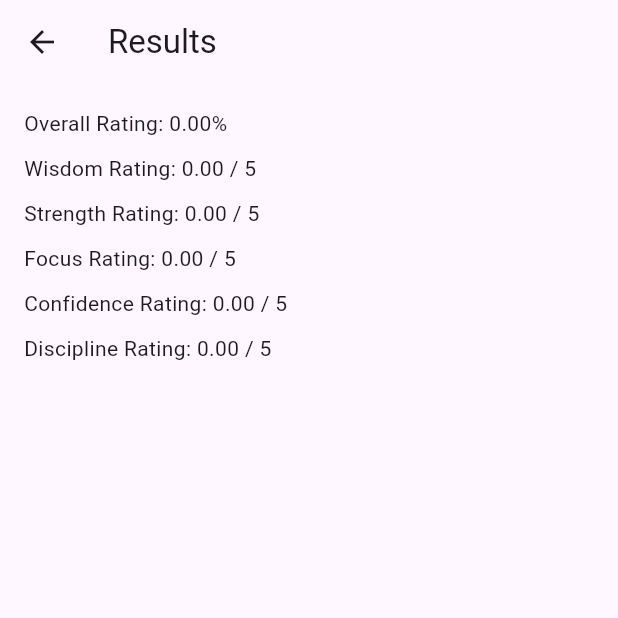
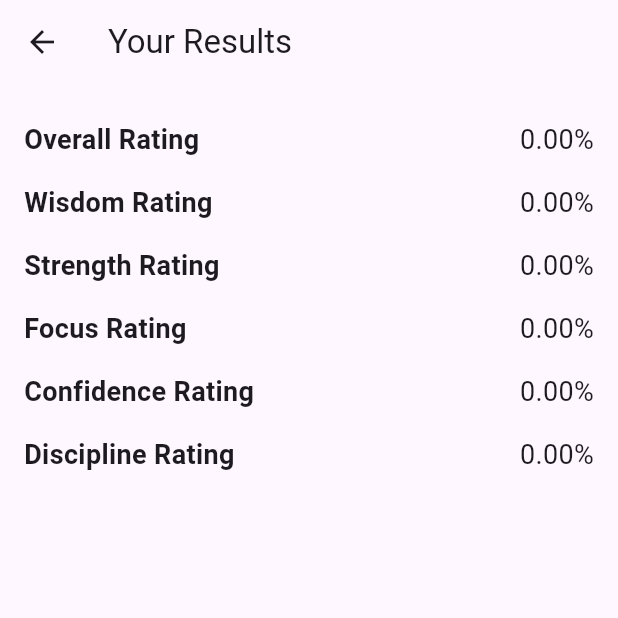
Before and after one commit to Rabeeheee/Track, a Flutter app: the ResultScreen screen opened directly with empty values, on a phone screen of 412 x 824 dp, the top half of it. Run offline on Flutter 3.47's test engine with Material 3 defaults, Android fonts, the phone set to English and light mode, and no system bars; our stand-ins replace font_awesome_flutter.

Commit message:
first commit

```diff
--- a/lib/main.dart
+++ b/lib/main.dart
@@ -1,8 +1,8 @@
 import 'package:flutter/material.dart';
-import 'package:provider/provider.dart'; // Import provider package
+import 'package:provider/provider.dart';
 import 'package:trackit/screens/Questions/routine.dart';
 import 'package:trackit/screens/Questions/servey.dart';
-import 'package:trackit/progressprovider.dart'; // Import your ProgressProvider
+import 'package:trackit/progressprovider.dart';
 
 void main() {
   runApp(TrackIt());
@@ -17,7 +17,7 @@ class TrackIt extends StatelessWidget {
       create: (context) => ProgressProvider(),
       child: MaterialApp(
         title: 'TrackIt',
-        home: SurveyScreen(),
+        home: SurveyScreen(habitProgress: {},),
       ),
     );
   }
--- a/lib/screens/Questions/apreciate.dart
+++ b/lib/screens/Questions/apreciate.dart
@@ -5,12 +5,14 @@ import 'package:trackit/screens/Questions/routine.dart';
 class Apreciate extends StatelessWidget {
   final VoidCallback onContinue;
   final int habitIndex;
-  final List<String> habits;
+  final List<dynamic> habits;
+   final Map<String, double> ratings;
 
   const Apreciate({
     required this.onContinue,
     required this.habitIndex,
     required this.habits,
+      required this.ratings,
   });
 
   @override
@@ -89,7 +91,7 @@ class Apreciate extends StatelessWidget {
                     ElevatedButton(
                       onPressed: () {
                         Navigator.of(context).push(MaterialPageRoute(
-                          builder: (context) => RoutineScreen(),
+                          builder: (context) => RoutineScreen(userResponses: [],),
                         ));
                       },
                       child: const Text(
--- a/lib/screens/Questions/result_page.dart
+++ /dev/null
@@ -1,46 +0,0 @@
-import 'package:flutter/material.dart';
-import 'package:trackit/color/colors.dart';
-
-class ResultScreen extends StatelessWidget {
-  final double overallRating;
-  final double wisdomRating;
-  final double strengthRating;
-  final double focusRating;
-  final double confidenceRating;
-  final double disciplineRating;
-
-  ResultScreen({
-    required this.overallRating,
-    required this.wisdomRating,
-    required this.strengthRating,
-    required this.focusRating,
-    required this.confidenceRating,
-    required this.disciplineRating,
-  });
-
-  @override
-  Widget build(BuildContext context) {
-    return Scaffold(
-      appBar: AppBar(title: Text("Results")),
-      body: Padding(
-        padding: const EdgeInsets.all(16.0),
-        child: Column(
-          crossAxisAlignment: CrossAxisAlignment.start,
-          children: [
-            Text('Overall Rating: ${overallRating.toStringAsFixed(2)}%'),
-            SizedBox(height: 10),
-            Text('Wisdom Rating: ${wisdomRating.toStringAsFixed(2)} / 5'),
-            SizedBox(height: 10),
-            Text('Strength Rating: ${strengthRating.toStringAsFixed(2)} / 5'),
-            SizedBox(height: 10),
-            Text('Focus Rating: ${focusRating.toStringAsFixed(2)} / 5'),
-            SizedBox(height: 10),
-            Text('Confidence Rating: ${confidenceRating.toStringAsFixed(2)} / 5'),
-            SizedBox(height: 10),
-            Text('Discipline Rating: ${disciplineRating.toStringAsFixed(2)} / 5'),
-          ],
-        ),
-      ),
-    );
-  }
-}
--- /dev/null
+++ b/lib/screens/Questions/result_screen.dart
@@ -0,0 +1,49 @@
+import 'package:flutter/material.dart';
+
+class ResultScreen extends StatelessWidget {
+  final Map<String, double> ratings;
+
+  const ResultScreen({Key? key, required this.ratings, required String habitResult}) : super(key: key);
+
+  @override
+  Widget build(BuildContext context) {
+    return Scaffold(
+      appBar: AppBar(
+        title: Text('Your Results'),
+      ),
+      body: Padding(
+        padding: const EdgeInsets.all(16.0),
+        child: Column(
+          crossAxisAlignment: CrossAxisAlignment.start,
+          children: [
+            _buildRatingRow('Overall Rating', ratings['overallRating'] ?? 0),
+            _buildRatingRow('Wisdom Rating', ratings['wisdomRating'] ?? 0),
+            _buildRatingRow('Strength Rating', ratings['strengthRating'] ?? 0),
+            _buildRatingRow('Focus Rating', ratings['focusRating'] ?? 0),
+            _buildRatingRow('Confidence Rating', ratings['confidenceRating'] ?? 0),
+            _buildRatingRow('Discipline Rating', ratings['disciplineRating'] ?? 0),
+          ],
+        ),
+      ),
+    );
+  }
+
+  Widget _buildRatingRow(String label, double value) {
+    return Padding(
+      padding: const EdgeInsets.symmetric(vertical: 8.0),
+      child: Row(
+        mainAxisAlignment: MainAxisAlignment.spaceBetween,
+        children: [
+          Text(
+            label,
+            style: TextStyle(fontSize: 18, fontWeight: FontWeight.w600),
+          ),
+          Text(
+            '${value.toStringAsFixed(2)}%', // Display as percentage
+            style: TextStyle(fontSize: 18),
+          ),
+        ],
+      ),
+    );
+  }
+}
--- a/lib/screens/loginpage/getstart.dart
+++ b/lib/screens/loginpage/getstart.dart
@@ -87,7 +87,7 @@ class Getstart extends StatelessWidget {
                               onPressed: () {
                                 Navigator.push(
                     context,
-                    MaterialPageRoute(builder: (context) => SurveyScreen()));
+                    MaterialPageRoute(builder: (context) => SurveyScreen(habitProgress: {},)));
                               },
                               child: Text(
                                 'Get Started',
```
Also changed, not shown: lib/screens/Questions/rating_calculator.dart (added, +37 -0 lines), lib/screens/Questions/routine.dart (+44 -13 lines), lib/screens/Questions/servey.dart (+61 -84 lines).
